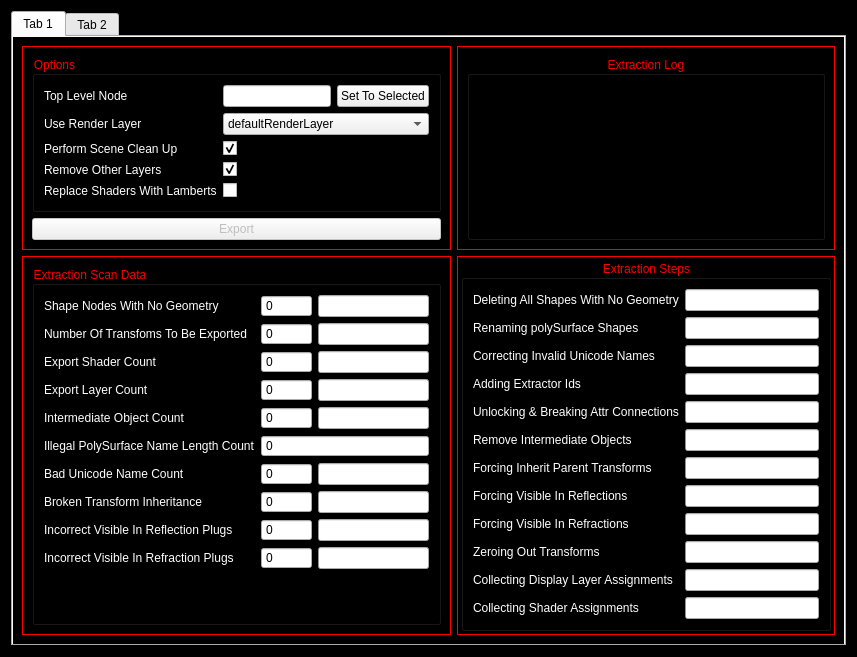
The window that Scripts/Tools/Asset_Extraction/Alembic_Asset_Extraction_V2.ui (Mayaenite/Maya) describes before a commit, drawn with Qt 5.
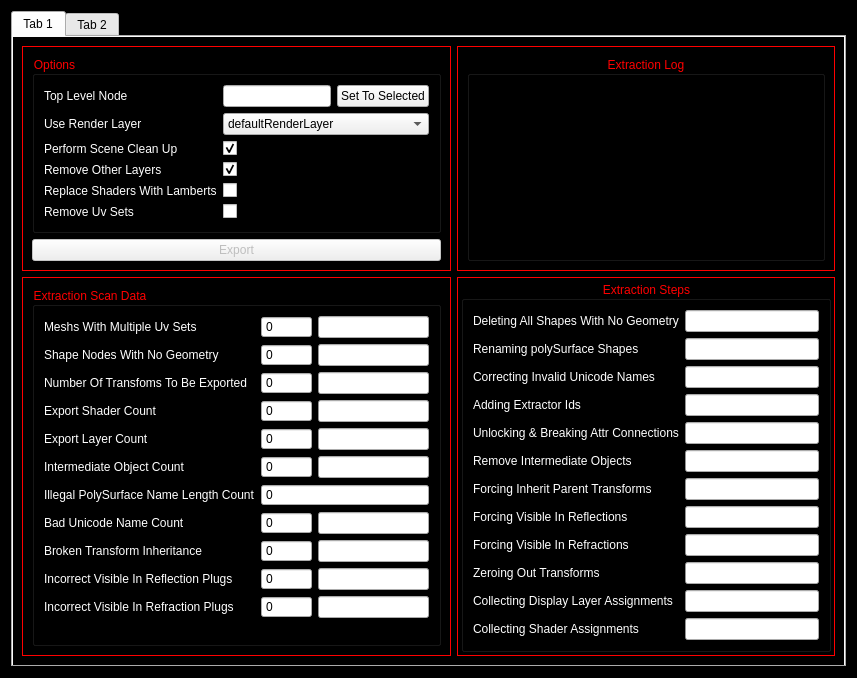
The same window after the commit. Custom widgets are drawn as their Qt base class.

Commit message: Alembic Extraction: Added Remove Multiple UV Sets From Meshes Extraction Can now Be Done With No Shaders In The Scene

Patch:
```diff
--- a/Scripts/Tools/Asset_Extraction/Alembic_Asset_Extraction_V2.ui
+++ b/Scripts/Tools/Asset_Extraction/Alembic_Asset_Extraction_V2.ui
@@ -7,7 +7,7 @@
     <x>0</x>
     <y>0</y>
     <width>857</width>
-    <height>624</height>
+    <height>639</height>
    </rect>
   </property>
   <property name="windowTitle">
@@ -150,6 +150,16 @@
                </property>
               </widget>
              </item>
+             <item row="5" column="0">
+              <widget class="QLabel" name="removeUvSetsLabel">
+               <property name="text">
+                <string>Remove Uv Sets</string>
+               </property>
+              </widget>
+             </item>
+             <item row="5" column="1">
+              <widget class="QCheckBox" name="removeUvSetsCheckBox"/>
+             </item>
             </layout>
            </widget>
           </item>
@@ -240,14 +250,14 @@
              <string>Extraction Scan Data</string>
             </property>
             <layout class="QFormLayout" name="formLayout_2">
-             <item row="0" column="0">
+             <item row="1" column="0">
               <widget class="QLabel" name="shapeNodesWithNoGeometryLabel">
                <property name="text">
                 <string>Shape Nodes With No Geometry</string>
                </property>
               </widget>
              </item>
-             <item row="0" column="1">
+             <item row="1" column="1">
               <layout class="QHBoxLayout" name="horizontalLayout_shapeNodesWithNoGeometry">
                <item>
                 <widget class="QSpinBox" name="shapeNodesWithNoGeometrySpinBox">
@@ -271,14 +281,14 @@
                </item>
               </layout>
              </item>
-             <item row="1" column="0">
+             <item row="2" column="0">
               <widget class="QLabel" name="totalNumberOfTransfomsExportedLabel">
                <property name="text">
                 <string>Number Of Transfoms To Be Exported</string>
                </property>
               </widget>
              </item>
-             <item row="1" column="1">
+             <item row="2" column="1">
               <layout class="QHBoxLayout" name="horizontalLayout_Number_Of_Transfoms_To_Be_Exported">
                <item>
                 <widget class="QSpinBox" name="Number_Of_Transfoms_To_Be_Exported_SpinBox">
@@ -302,14 +312,14 @@
                </item>
               </layout>
              </item>
-             <item row="2" column="0">
+             <item row="3" column="0">
               <widget class="QLabel" name="exportShaderCountLabel">
                <property name="text">
                 <string>Export Shader Count</string>
                </property>
               </widget>
              </item>
-             <item row="2" column="1">
+             <item row="3" column="1">
               <layout class="QHBoxLayout" name="horizontalLayout_exportShaderCount">
                <item>
                 <widget class="QSpinBox" name="exportShaderCountSpinBox">
@@ -333,14 +343,14 @@
                </item>
               </layout>
              </item>
-             <item row="3" column="0">
+             <item row="4" column="0">
               <widget class="QLabel" name="exportLayerCountLabel">
                <property name="text">
                 <string>Export Layer Count</string>
                </property>
               </widget>
              </item>
-             <item row="3" column="1">
+             <item row="4" column="1">
               <layout class="QHBoxLayout" name="horizontalLayout_exportLayerCount">
                <item>
                 <widget class="QSpinBox" name="exportLayerCountSpinBox">
@@ -364,14 +374,14 @@
                </item>
               </layout>
              </item>
-             <item row="4" column="0">
+             <item row="5" column="0">
               <widget class="QLabel" name="intermediateObjectCountLabel">
                <property name="text">
                 <string>Intermediate Object Count</string>
                </property>
               </widget>
              </item>
-             <item row="4" column="1">
+             <item row="5" column="1">
               <layout class="QHBoxLayout" name="horizontalLayout_intermediateObjectCount">
                <item>
                 <widget class="QSpinBox" name="intermediateObjectCountSpinBox">
@@ -395,14 +405,14 @@
                </item>
               </layout>
              </item>
-             <item row="5" column="0">
+             <item row="6" column="0">
               <widget class="QLabel" name="illegalPolySurfaceNameLengthCountLabel">
                <property name="text">
                 <string>Illegal PolySurface Name Length Count</string>
                </property>
               </widget>
              </item>
-             <item row="5" column="1">
+             <item row="6" column="1">
               <widget class="QSpinBox" name="illegalPolySurfaceNameLengthCountSpinBox">
                <property name="readOnly">
                 <bool>true</bool>
@@ -415,14 +425,14 @@
                </property>
               </widget>
              </item>
-             <item row="6" column="0">
+             <item row="7" column="0">
               <widget class="QLabel" name="badUnicodeNameCountLabel">
                <property name="text">
                 <string>Bad Unicode Name Count</string>
                </property>
               </widget>
              </item>
-             <item row="6" column="1">
+             <item row="7" column="1">
               <layout class="QHBoxLayout" name="horizontalLayout_badUnicodeNameCount">
                <item>
                 <widget class="QSpinBox" name="badUnicodeNameCountSpinBox">
@@ -449,14 +459,14 @@
                </item>
               </layout>
              </item>
-             <item row="7" column="0">
+             <item row="8" column="0">
               <widget class="QLabel" name="brokenTransformInheritanceLabel">
                <property name="text">
                 <string>Broken Transform Inheritance</string>
                </property>
               </widget>
              </item>
-             <item row="7" column="1">
+             <item row="8" column="1">
               <layout class="QHBoxLayout" name="horizontalLayout_brokenTransformInheritance">
                <item>
                 <widget class="QSpinBox" name="brokenTransformInheritanceSpinBox">
@@ -483,14 +493,14 @@
                </item>
               </layout>
              </item>
-             <item row="8" column="0">
+             <item row="9" column="0">
               <widget class="QLabel" name="incorrectVisibleInReflectionPlugsLabel">
                <property name="text">
                 <string>Incorrect Visible In Reflection Plugs</string>
                </property>
               </widget>
              </item>
-             <item row="8" column="1">
+             <item row="9" column="1">
               <layout class="QHBoxLayout" name="horizontalLayout_incorrectVisibleInReflectionPlugs">
                <item>
                 <widget class="QSpinBox" name="incorrectVisibleInReflectionPlugsSpinBox">
@@ -517,14 +527,14 @@
                </item>
               </layout>
              </item>
-             <item row="9" column="0">
+             <item row="10" column="0">
               <widget class="QLabel" name="incorrectVisibleInRefractionPlugsLabel">
                <property name="text">
                 <string>Incorrect Visible In Refraction Plugs</string>
                </property>
               </widget>
              </item>
-             <item row="9" column="1">
+             <item row="10" column="1">
               <layout class="QHBoxLayout" name="horizontalLayout_incorrectVisibleInRefractionPlugs">
                <item>
                 <widget class="QSpinBox" name="incorrectVisibleInRefractionPlugsSpinBox">
@@ -548,6 +558,37 @@
                </item>
               </layout>
              </item>
+             <item row="0" column="0">
+              <widget class="QLabel" name="meshsWithMultiUvSetsLabel">
+               <property name="text">
+                <string>Meshs With Multiple Uv Sets</string>
+               </property>
+              </widget>
+             </item>
+             <item row="0" column="1">
+              <layout class="QHBoxLayout" name="horizontalLayout_meshsWithMultiUvSets">
+               <item>
+                <widget class="QSpinBox" name="meshsWithMultiUvSetsSpinBox">
+                 <property name="readOnly">
+                  <bool>true</bool>
+                 </property>
+                 <property name="buttonSymbols">
+                  <enum>QAbstractSpinBox::NoButtons</enum>
+                 </property>
+                 <property name="maximum">
+                  <number>999999</number>
+                 </property>
+                </widget>
+               </item>
+               <item>
+                <widget class="Tickalbe_ProgressBar" name="meshsWithMultiUvSetsprogressBar">
+                 <property name="value">
+                  <number>0</number>
+                 </property>
+                </widget>
+               </item>
+              </layout>
+             </item>
             </layout>
            </widget>
           </item>
```
Left out of the diff: 24 changed lines with no effect on the pictures. The commit also changes 1 other file.
